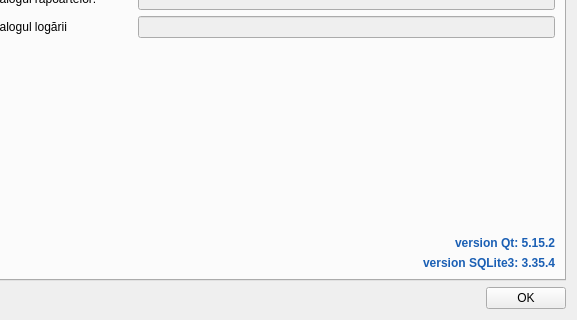
Above: data/about.ui from debalex77/USG before the change; both pictures show x 320 to 897 and y 170 to 490 of the 897 by 490 pixel window. Below: the same form after it.
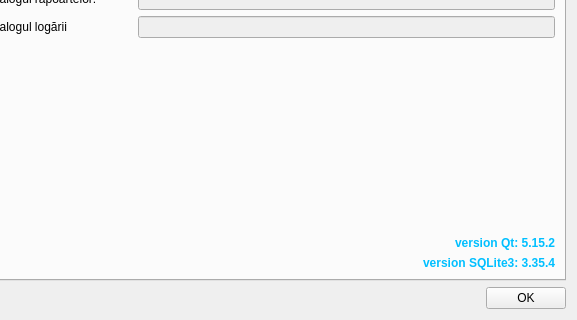
That is the form after the change. The open tabs and pages were chosen to show the change. Icons and pictures are not drawn.

The edit to the form file:
```diff
--- a/data/about.ui
+++ b/data/about.ui
@@ -120,7 +120,7 @@
           </font>
          </property>
          <property name="styleSheet">
-          <string notr="true">color: rgb(26, 95, 180);</string>
+          <string notr="true">color: #00bfff;</string>
          </property>
          <property name="text">
           <string>version SQLite3: 3.35.4</string>
@@ -160,7 +160,7 @@
           </font>
          </property>
          <property name="styleSheet">
-          <string notr="true">color: rgb(26, 95, 180);</string>
+          <string notr="true">color: #00bfff;</string>
          </property>
          <property name="text">
           <string>version Qt: 5.15.2</string>
```
